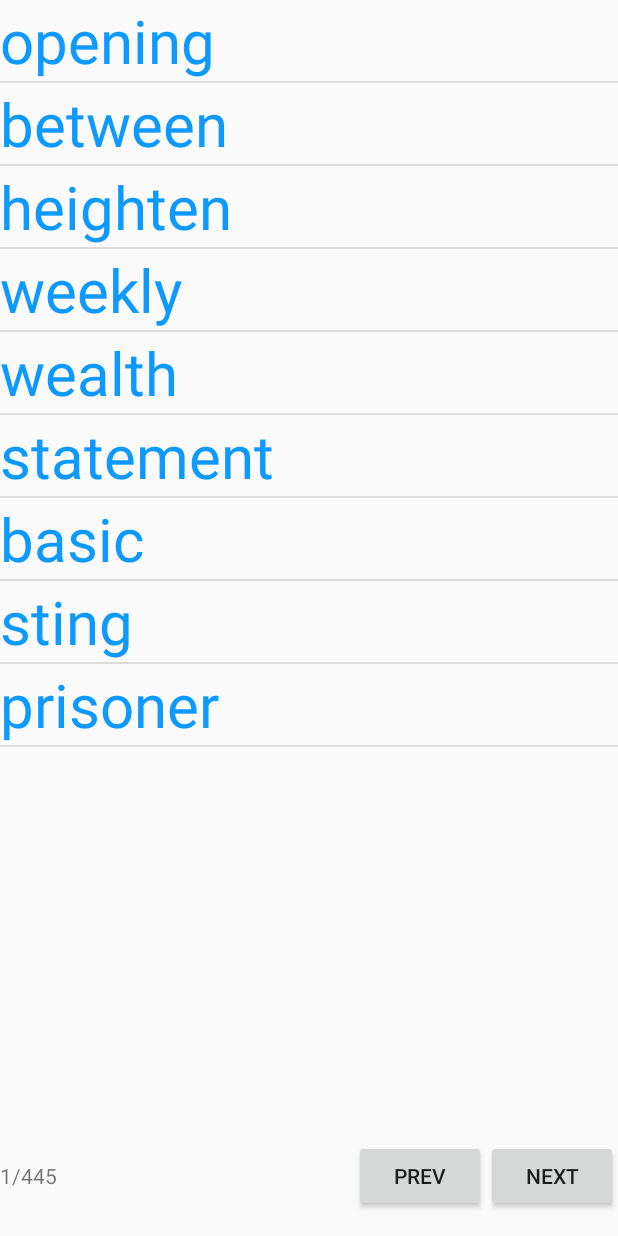
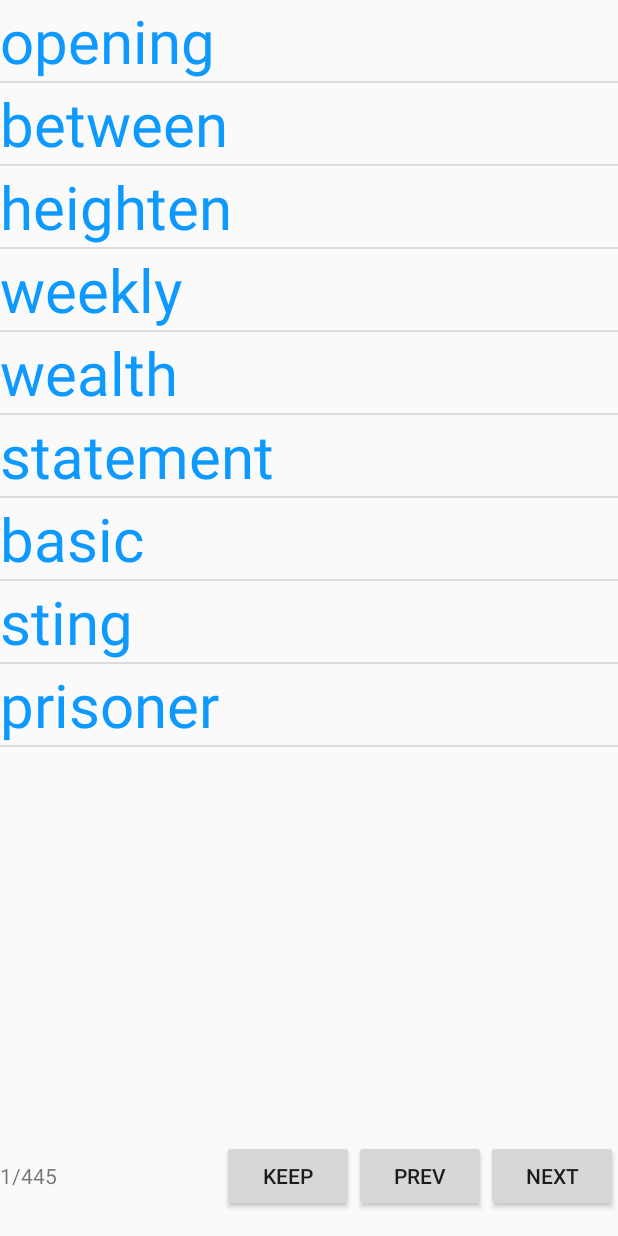
Before and after one commit to fqtrnt/EN, an Android app: the screen it shows after launch (EnActivity), on a phone screen of 412 x 824 dp. Run offline under Robolectric (Android 15) with nearby library versions, the phone set to English and light mode, and no system bars.

Commit message:
add keep screen on

```diff
--- a/app/src/main/java/com/example/fqtrnt/en/EnActivity.java
+++ b/app/src/main/java/com/example/fqtrnt/en/EnActivity.java
@@ -45,7 +45,7 @@ public class EnActivity extends AppCompatActivity {
         super.onCreate(savedInstanceState);
         setContentView(R.layout.activity_en);
         pageInfo = (TextView) findViewById(R.id.pageInfo);
-        ListView listView = (ListView) findViewById(R.id.listView);
+        final ListView listView = (ListView) findViewById(R.id.listView);
         if (null == listView) return;
         db = new DBHelper(this);
         loadDicts();
@@ -70,6 +70,7 @@ public class EnActivity extends AppCompatActivity {
         };
         listView.setOnItemLongClickListener(onItemLongClickListener);
         Button nextButton = (Button) findViewById(R.id.next);
+        assert nextButton != null;
         nextButton.setOnClickListener(new View.OnClickListener() {
             @Override
             public void onClick(View view) {
@@ -80,6 +81,7 @@ public class EnActivity extends AppCompatActivity {
             }
         });
         Button prevButton = (Button) findViewById(R.id.prev);
+        assert prevButton != null;
         prevButton.setOnClickListener(new View.OnClickListener() {
             @Override
             public void onClick(View view) {
@@ -89,7 +91,20 @@ public class EnActivity extends AppCompatActivity {
                 pageInfo.setText(String.format("%s/%s", page + 1, partition.size()));
             }
         });
-
+        final Button keepScreen = (Button) findViewById(R.id.keepScreenon);
+        assert keepScreen != null;
+        keepScreen.setOnClickListener(new View.OnClickListener() {
+            @Override
+            public void onClick(View view) {
+                if (!listView.getKeepScreenOn()) {
+                    listView.setKeepScreenOn(true);
+                    keepScreen.setText(R.string.on);
+                } else {
+                    listView.setKeepScreenOn(false);
+                    keepScreen.setText(R.string.off);
+                }
+            }
+        });
     }
 
     private void loadDicts() {
--- a/app/src/main/res/layout/activity_en.xml
+++ b/app/src/main/res/layout/activity_en.xml
@@ -32,7 +32,11 @@
                 android:layout_height="wrap_content"
                 android:id="@+id/pageInfo"
                 android:layout_weight="1" />
-
+            <Button
+                android:layout_width="wrap_content"
+                android:layout_height="wrap_content"
+                android:text="@string/Keep"
+                android:id="@+id/keepScreenon"/>
             <Button
                 android:layout_width="wrap_content"
                 android:layout_height="wrap_content"
--- a/app/src/main/res/values/strings.xml
+++ b/app/src/main/res/values/strings.xml
@@ -3,4 +3,7 @@
     <string name="word">word</string>
     <string name="prev">PREV</string>
     <string name="next">NEXT</string>
+    <string name="Keep">KEEP</string>
+    <string name="on">ON</string>
+    <string name="off">OFF</string>
 </resources>
```
